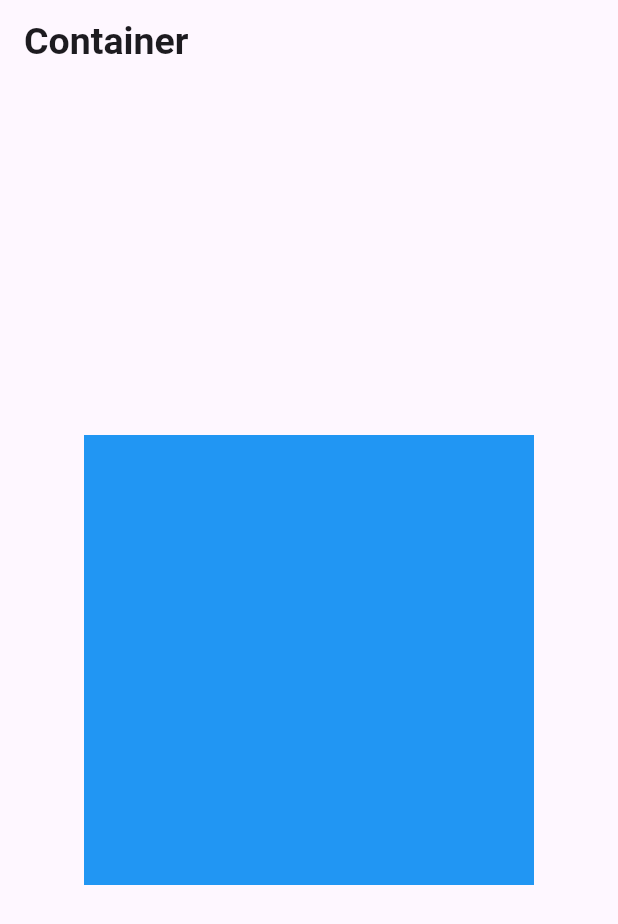
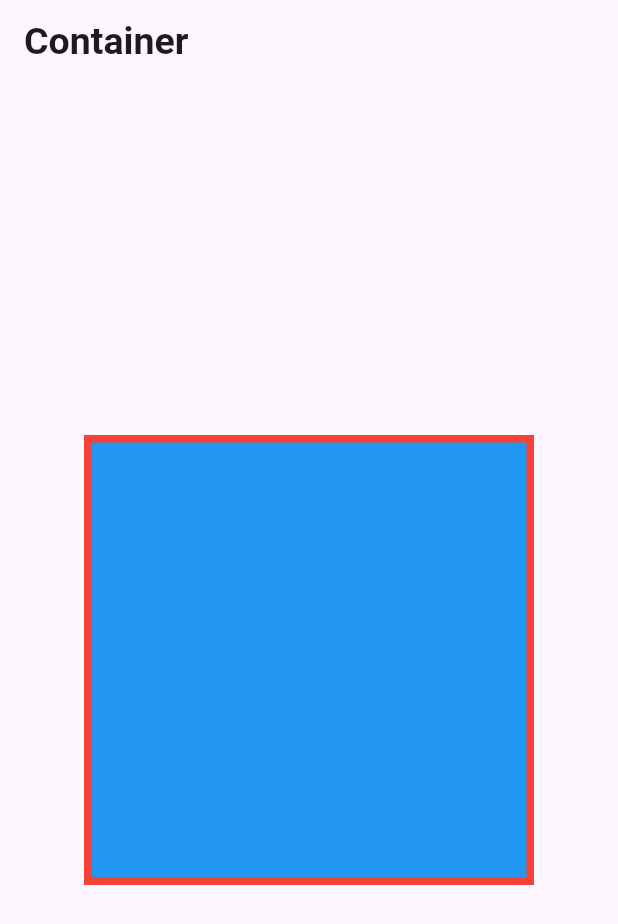
Before and after one commit to flutterrushikesh/Daily-Flash-flutter, a Flutter app: the screen it shows after launch, on a phone screen of 412 x 824 dp. Shown: the top 924 px of the screen. Run offline on Flutter 3.47's test engine with Material 3 defaults, Android fonts, the phone set to English and light mode, and no system bars.

```diff
--- a/Day1/Assignment4/container_with_border/lib/main.dart
+++ b/Day1/Assignment4/container_with_border/lib/main.dart
@@ -24,10 +24,11 @@ class MyApp extends StatelessWidget {
           child: Container(
             width: 300,
             height: 300,
-            color: Colors.blue,
+            // color: Colors.blue,
             decoration: BoxDecoration(
+              color: Colors.blue,
               border: Border.all(
-                width: 2,
+                width: 5,
                 color: Colors.red,
               ),
             ),
```
